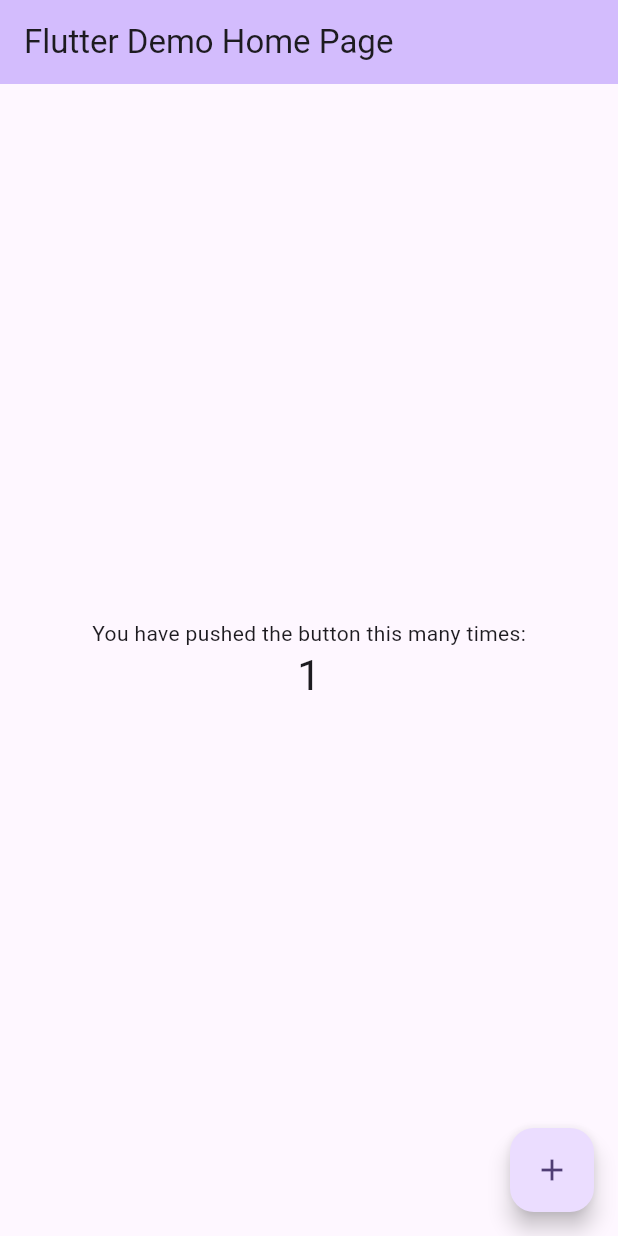
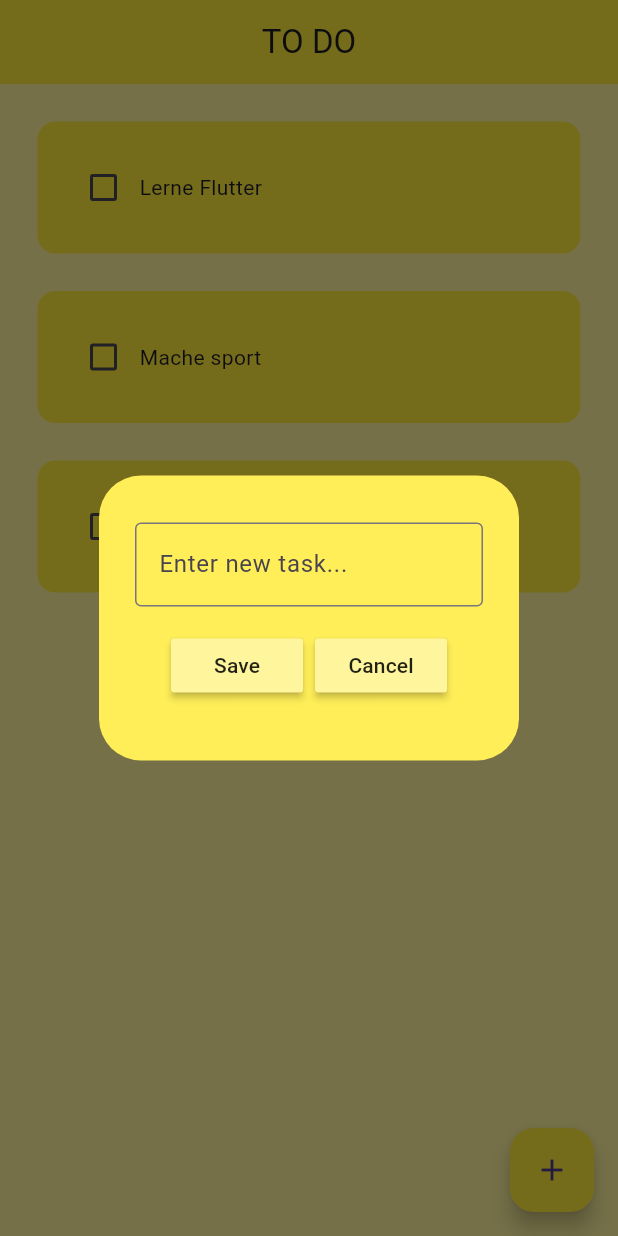
Before and after one commit to FloKern97/Flutter_To_Do_List, a Flutter app: the screen it shows after launch, after a tap on the "add" icon, on a phone screen of 412 x 824 dp. Run offline on Flutter 3.47's test engine with Material 3 defaults, Android fonts, the phone set to English and light mode, and no system bars; drawn by our look-alikes of flutter_slidable.

Commit message:
Todo app

```diff
--- a/lib/main.dart
+++ b/lib/main.dart
@@ -1,125 +1,20 @@
+// ignore_for_file: prefer_const_constructors
+
 import 'package:flutter/material.dart';
+import 'package:to_do_list/pages/home_page.dart';
 
-void main() {
-  runApp(const MyApp());
+void main() async {
+  runApp(MyApp());
 }
 
 class MyApp extends StatelessWidget {
   const MyApp({super.key});
 
-  // This widget is the root of your application.
   @override
   Widget build(BuildContext context) {
     return MaterialApp(
-      title: 'Flutter Demo',
-      theme: ThemeData(
-        // This is the theme of your application.
-        //
-        // TRY THIS: Try running your application with "flutter run". You'll see
-        // the application has a purple toolbar. Then, without quitting the app,
-        // try changing the seedColor in the colorScheme below to Colors.green
-        // and then invoke "hot reload" (save your changes or press the "hot
-        // reload" button in a Flutter-supported IDE, or press "r" if you used
-        // the command line to start the app).
-        //
-        // Notice that the counter didn't reset back to zero; the application
-        // state is not lost during the reload. To reset the state, use hot
-        // restart instead.
-        //
-        // This works for code too, not just values: Most code changes can be
-        // tested with just a hot reload.
-        colorScheme: ColorScheme.fromSeed(seedColor: Colors.deepPurple),
-        useMaterial3: true,
-      ),
-      home: const MyHomePage(title: 'Flutter Demo Home Page'),
-    );
+        debugShowCheckedModeBanner: false,
+        home: HomePage(),
+        theme: ThemeData(primarySwatch: Colors.yellow));
   }
 }
-
-class MyHomePage extends StatefulWidget {
-  const MyHomePage({super.key, required this.title});
-
-  // This widget is the home page of your application. It is stateful, meaning
-  // that it has a State object (defined below) that contains fields that affect
-  // how it looks.
-
-  // This class is the configuration for the state. It holds the values (in this
-  // case the title) provided by the parent (in this case the App widget) and
-  // used by the build method of the State. Fields in a Widget subclass are
-  // always marked "final".
-
-  final String title;
-
-  @override
-  State<MyHomePage> createState() => _MyHomePageState();
-}
-
-class _MyHomePageState extends State<MyHomePage> {
-  int _counter = 0;
-
-  void _incrementCounter() {
-    setState(() {
-      // This call to setState tells the Flutter framework that something has
-      // changed in this State, which causes it to rerun the build method below
-      // so that the display can reflect the updated values. If we changed
-      // _counter without calling setState(), then the build method would not be
-      // called again, and so nothing would appear to happen.
-      _counter++;
-    });
-  }
-
-  @override
-  Widget build(BuildContext context) {
-    // This method is rerun every time setState is called, for instance as done
-    // by the _incrementCounter method above.
-    //
-    // The Flutter framework has been optimized to make rerunning build methods
-    // fast, so that you can just rebuild anything that needs updating rather
-    // than having to individually change instances of widgets.
-    return Scaffold(
-      appBar: AppBar(
-        // TRY THIS: Try changing the color here to a specific color (to
-        // Colors.amber, perhaps?) and trigger a hot reload to see the AppBar
-        // change color while the other colors stay the same.
-        backgroundColor: Theme.of(context).colorScheme.inversePrimary,
-        // Here we take the value from the MyHomePage object that was created by
-        // the App.build method, and use it to set our appbar title.
-        title: Text(widget.title),
-      ),
-      body: Center(
-        // Center is a layout widget. It takes a single child and positions it
-        // in the middle of the parent.
-        child: Column(
-          // Column is also a layout widget. It takes a list of children and
-          // arranges them vertically. By default, it sizes itself to fit its
-          // children horizontally, and tries to be as tall as its parent.
-          //
-          // Column has various properties to control how it sizes itself and
-          // how it positions its children. Here we use mainAxisAlignment to
-          // center the children vertically; the main axis here is the vertical
-          // axis because Columns are vertical (the cross axis would be
-          // horizontal).
-          //
-          // TRY THIS: Invoke "debug painting" (choose the "Toggle Debug Paint"
-          // action in the IDE, or press "p" in the console), to see the
-          // wireframe for each widget.
-          mainAxisAlignment: MainAxisAlignment.center,
-          children: <Widget>[
-            const Text(
-              'You have pushed the button this many times:',
-            ),
-            Text(
-              '$_counter',
-              style: Theme.of(context).textTheme.headlineMedium,
-            ),
-          ],
-        ),
-      ),
-      floatingActionButton: FloatingActionButton(
-        onPressed: _incrementCounter,
-        tooltip: 'Increment',
-        child: const Icon(Icons.add),
-      ), // This trailing comma makes auto-formatting nicer for build methods.
-    );
-  }
-}
--- /dev/null
+++ b/lib/pages/home_page.dart
@@ -0,0 +1,89 @@
+// ignore_for_file: prefer_const_constructors, prefer_const_literals_to_create_immutables
+
+import 'package:flutter/material.dart';
+import 'package:to_do_list/utils/todo_tile.dart';
+import 'package:to_do_list/utils/dialog_box.dart';
+
+class HomePage extends StatefulWidget {
+  const HomePage({super.key});
+
+  @override
+  State<HomePage> createState() => _HomePageState();
+}
+
+class _HomePageState extends State<HomePage> {
+  final controller = TextEditingController();
+  List tasks = [
+    ["Lerne Flutter", false],
+    ["Mache sport", false],
+    ["Mache Haushalt", false]
+  ];
+  @override
+  void initState() {
+    super.initState();
+  }
+
+  // checkbox was tapped
+  void onCheckBoxChanged(bool? value, int index) {
+    setState(() {
+      tasks[index][1] = !tasks[index][1];
+    });
+  }
+
+  void deleteTask(int index) {
+    setState(() {
+     tasks.removeAt(index);
+    });
+  }
+
+  void onSaveTask() {
+    if(controller.text.length > 0) {
+      setState(() {
+      tasks.add([controller.text, false]);
+      controller.clear();
+    });
+    Navigator.of(context).pop();
+    }
+  }
+
+  void onCancel() {}
+
+  void createNewTask() {
+    showDialog(
+        context: context,
+        builder: (context) {
+          return DialogBox(
+            controller: controller,
+            onSave: onSaveTask,
+            onCancel: () => Navigator.of(context).pop(),
+          );
+        });
+  }
+
+  @override
+  Widget build(BuildContext context) {
+    return Scaffold(
+      backgroundColor: Colors.yellow[200],
+      appBar: AppBar(
+        backgroundColor: Colors.yellow,
+        title: Text("TO DO"),
+        centerTitle: true,
+      ),
+      floatingActionButton: FloatingActionButton(
+          backgroundColor: Colors.yellow,
+          onPressed: createNewTask,
+          child: Icon(Icons.add)),
+      body: ListView.builder(
+        itemCount: tasks.length,
+        itemBuilder: (context, index) {
+          return TodoTile(
+            taskName: tasks[index][0],
+            isTaskCompleted: tasks[index][1],
+            onChanged: (value) => onCheckBoxChanged(value, index),
+            deleteTask: (context) => deleteTask(index),
+          );
+        },
+      ),
+    );
+  }
+}
--- /dev/null
+++ b/lib/utils/dialog_box.dart
@@ -0,0 +1,56 @@
+// ignore_for_file: prefer_const_literals_to_create_immutables, prefer_const_constructors
+
+import 'package:flutter/material.dart';
+import 'package:to_do_list/utils/my_button.dart';
+
+class DialogBox extends StatelessWidget {
+  final controller;
+  final VoidCallback onSave;
+  final VoidCallback onCancel;
+  const DialogBox({
+    super.key,
+    required this.controller,
+    required this.onSave,
+    required this.onCancel
+    }
+  );
+
+  @override
+  Widget build(BuildContext context) {
+    return AlertDialog(
+      backgroundColor: Colors.yellow[400],
+      content: Container(
+        height: 150,
+        child: Column(
+          mainAxisAlignment: MainAxisAlignment.spaceEvenly,
+          children: [
+            // get user input for new task
+            TextField(
+              controller: controller,
+              decoration: InputDecoration(
+                  border: OutlineInputBorder(), hintText: "Enter new task..."),
+            ),
+            Row(
+              mainAxisAlignment: MainAxisAlignment.center,
+              children: [
+                // save button
+                MyButton(
+                  text: "Save",
+                  onPressed: onSave,
+                ),
+                const SizedBox(
+                  width: 8,
+                ),
+                // cancel button
+                MyButton(
+                  text: "Cancel",
+                  onPressed: onCancel,
+                )
+              ],
+            )
+          ],
+        ),
+      ),
+    );
+  }
+}
--- /dev/null
+++ b/lib/utils/my_button.dart
@@ -0,0 +1,16 @@
+import 'package:flutter/material.dart';
+
+class MyButton extends StatelessWidget {
+  final String text;
+  VoidCallback onPressed;
+  MyButton({super.key, required this.text, required this.onPressed});
+
+  @override
+  Widget build(BuildContext context) {
+    return MaterialButton(
+      onPressed: onPressed,
+      color: Colors.yellow[200],
+      child: Text(text),
+    );
+  }
+}
--- /dev/null
+++ b/lib/utils/todo_tile.dart
@@ -0,0 +1,64 @@
+// ignore_for_file: prefer_const_literals_to_create_immutables, prefer_const_constructors
+
+import 'package:flutter/material.dart';
+import 'package:flutter_slidable/flutter_slidable.dart';
+
+class TodoTile extends StatelessWidget {
+  final String taskName;
+  final bool isTaskCompleted;
+  Function(bool?)? onChanged;
+  Function(BuildContext)? deleteTask;
+
+  TodoTile(
+      {super.key,
+      required this.taskName,
+      required this.isTaskCompleted,
+      required this.onChanged,
+      required this.deleteTask});
+
+  @override
+  Widget build(BuildContext context) {
+    return Padding(
+      padding: const EdgeInsets.only(left: 25.0, right: 25.0, top: 25.0),
+      child: Slidable(
+        endActionPane: ActionPane(
+          motion: StretchMotion(),
+          children: [
+            SlidableAction(
+              borderRadius: BorderRadius.circular(12),
+              onPressed: deleteTask,
+              icon: Icons.delete,
+              backgroundColor: Colors.red.shade300,
+            ),
+          ],
+        ),
+        child: Container(
+          padding: EdgeInsets.all(20),
+          decoration: BoxDecoration(
+            color: Colors.yellow,
+            borderRadius: BorderRadius.circular(12),
+          ),
+          child: Row(
+            children: [
+              Checkbox(
+                value: isTaskCompleted,
+                onChanged: onChanged,
+                activeColor: Colors.black,
+              ),
+              // task name
+
+              Text(
+                taskName,
+                style: TextStyle(
+                    decoration: isTaskCompleted
+                        ? TextDecoration.lineThrough
+                        : TextDecoration.none,
+                    decorationThickness: 3.5),
+              ),
+            ],
+          ),
+        ),
+      ),
+    );
+  }
+}
--- a/pubspec.yaml
+++ b/pubspec.yaml
@@ -35,6 +35,7 @@ dependencies:
   # The following adds the Cupertino Icons font to your application.
   # Use with the CupertinoIcons class for iOS style icons.
   cupertino_icons: ^1.0.6
+  flutter_slidable: ^3.1.0
 
 dev_dependencies:
   flutter_test:
@@ -45,7 +46,7 @@ dev_dependencies:
   # activated in the `analysis_options.yaml` file located at the root of your
   # package. See that file for information about deactivating specific lint
   # rules and activating additional ones.
-  flutter_lints: ^3.0.0
+  flutter_lints: ^4.0.0
 
 # For information on the generic Dart part of this file, see the
 # following page: https://dart.dev/tools/pub/pubspec
```
Also changed, not shown: pubspec.lock.
